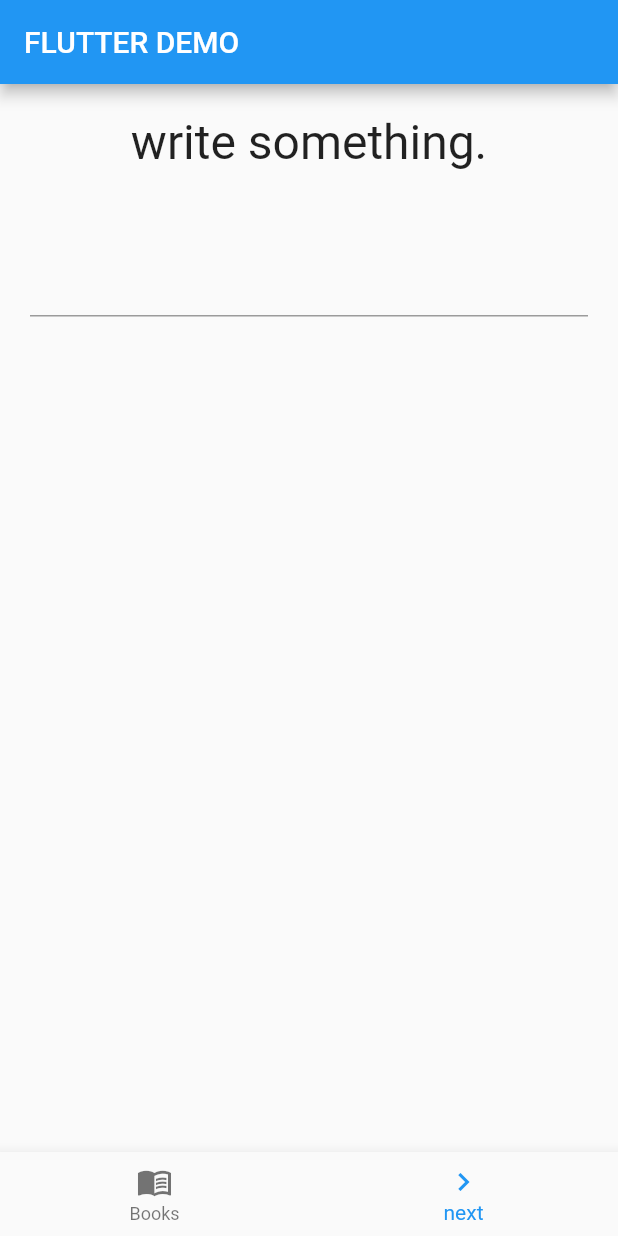
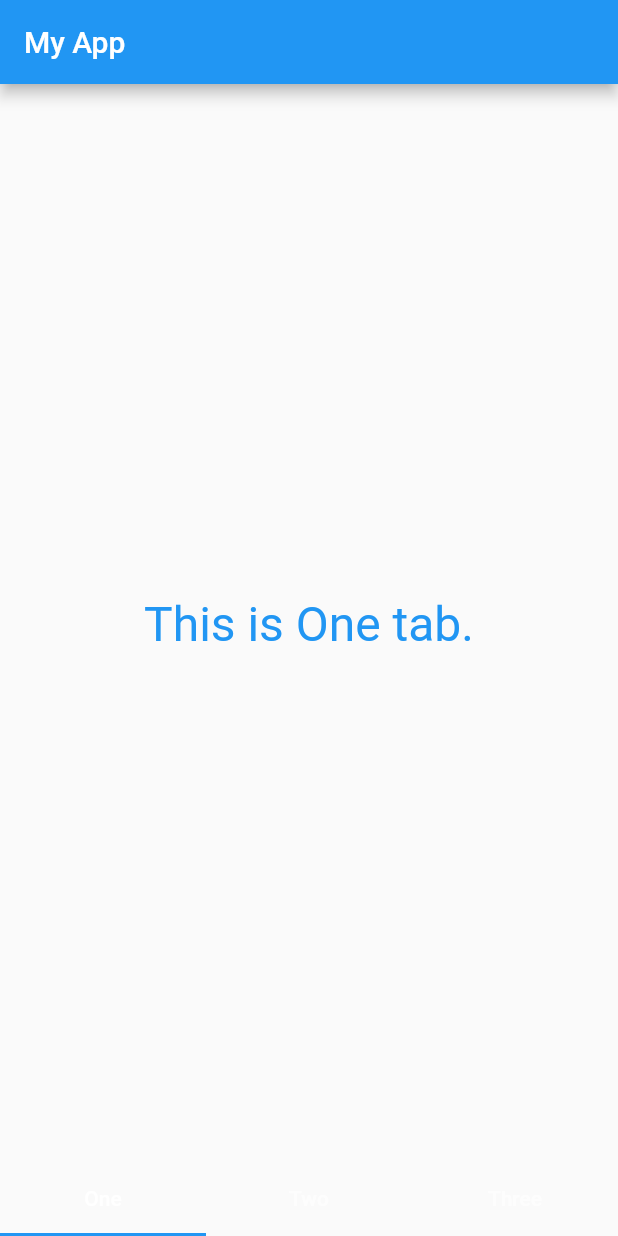
Before and after one commit to Sakiika2128/f_test, a Flutter app: the screen it shows after launch, on a phone screen of 412 x 824 dp. Run offline on Flutter 3.47's test engine with Material 2 defaults, Android fonts, the phone set to English and light mode, and no system bars.

Commit message:
TabBarとTabBarView設定できた

```diff
--- a/lib/first_page.dart
+++ b/lib/first_page.dart
@@ -3,59 +3,56 @@ import 'package:flutter/material.dart';
 import 'package:f_test/second_page.dart';
 
 class FirstScreen extends StatefulWidget{
-  FirstScreen({Key? key}) : super(key: key);
-
-  @override
+  const FirstScreen({Key? key}) :super(key: key);
   _FirstScreenState createState() => _FirstScreenState();
 }
 
-class _FirstScreenState extends State<FirstScreen>{
-  static final _controller = TextEditingController();
-  static var _input = '';
+class _FirstScreenState extends State<FirstScreen>
+  with SingleTickerProviderStateMixin{
+    static const List<Tab> tabs = [
+      Tab(text: 'One'),
+      Tab(text: 'Two'),
+      Tab(text: 'Three'),
+    ];
+
+    late TabController _tabController;
+
+    @override
+    void initState(){
+      super.initState();
+      _tabController = TabController(
+        length: tabs.length,
+        vsync: this,
+      );
+    }
 
   @override
-  Widget build(BuildContext context){
+  Widget build(BuildContext context) {
     return Scaffold(
       appBar: AppBar(
-        title: Text('FLUTTER DEMO'),
+        title: Text('My App'),
       ),
-      body: Column(
-        children: [
-          Padding(
-            padding: EdgeInsets.all(20),
-            child: const Text(
-              'write something.',
-              style: TextStyle(fontSize: 32),
-            ),
-          ),
-          Padding(
-            padding: EdgeInsets.all(20),
-            child: TextField(
-              controller: _controller,
-              style: TextStyle(fontSize: 28),
-              onChanged: changeField,
-            ),
-          ),
-        ],
+      body: TabBarView(
+        controller: _tabController,
+        children: tabs.map((Tab tab){
+          return createTab(tab);
+        }).toList(),
       ),
-      bottomNavigationBar: BottomNavigationBar(
-        currentIndex: 1,
-        items: <BottomNavigationBarItem>[
-          const BottomNavigationBarItem(
-            icon: Icon(Icons.menu_book),
-            label: 'Books',
-          ),
-          const BottomNavigationBarItem(
-            icon: Icon(Icons.navigate_next),
-            label: 'next',
-          ),
-        ],
-        onTap: (int value) {
-          if(value == 1)
-            Navigator.pushNamed(context, '/second', arguments: _input);
-        },
+      bottomNavigationBar: TabBar(
+          controller: _tabController,
+          tabs: tabs,
+        ),
+    );
+  }
+  Widget createTab(Tab tab){
+    return Center(
+      child: Text(
+        'This is ${tab.text} tab.',
+        style: TextStyle(
+          fontSize: 32,
+          color: Colors.blue,
+        ),
       ),
     );
   }
-  void changeField(String val) => _input = val;
 }
--- a/lib/main.dart
+++ b/lib/main.dart
@@ -16,11 +16,7 @@ class MyApp extends StatelessWidget {
         primaryColor: const Color(0xff2196f3),
         canvasColor: const Color(0xfffafafa),
       ),
-      initialRoute: '/',
-      routes: {
-        '/': (context) => FirstScreen(),
-        '/second': (context) => SecondScreen('Second'),
-      },
+      home: FirstScreen(),
     );
   }
 }
```
